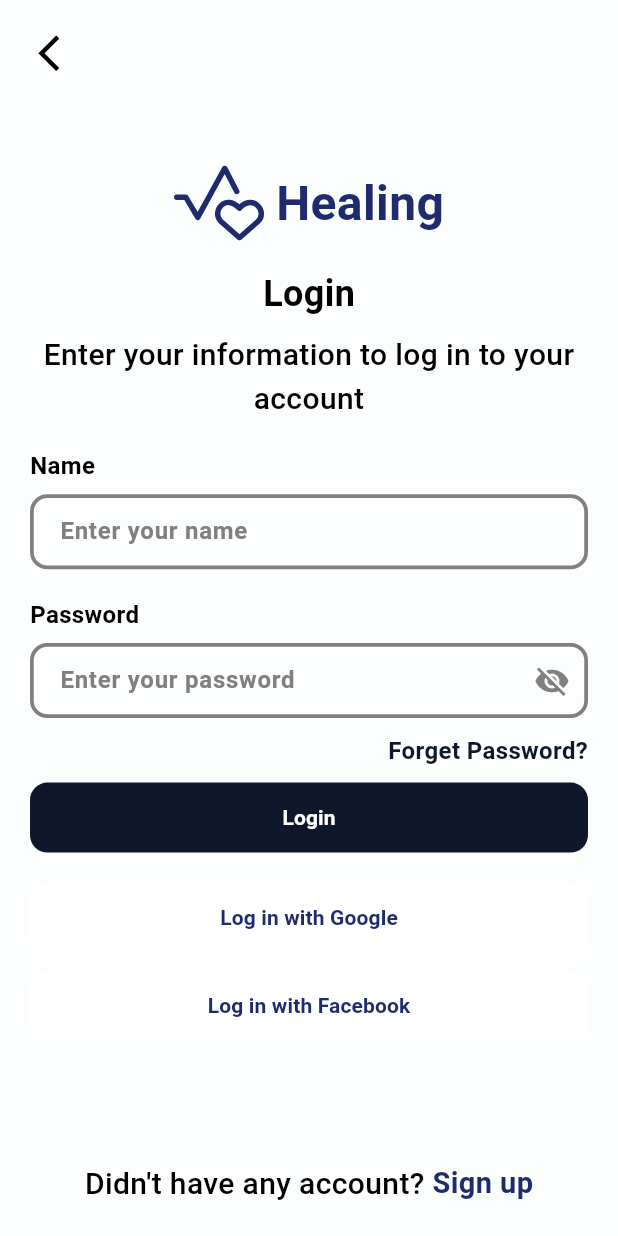
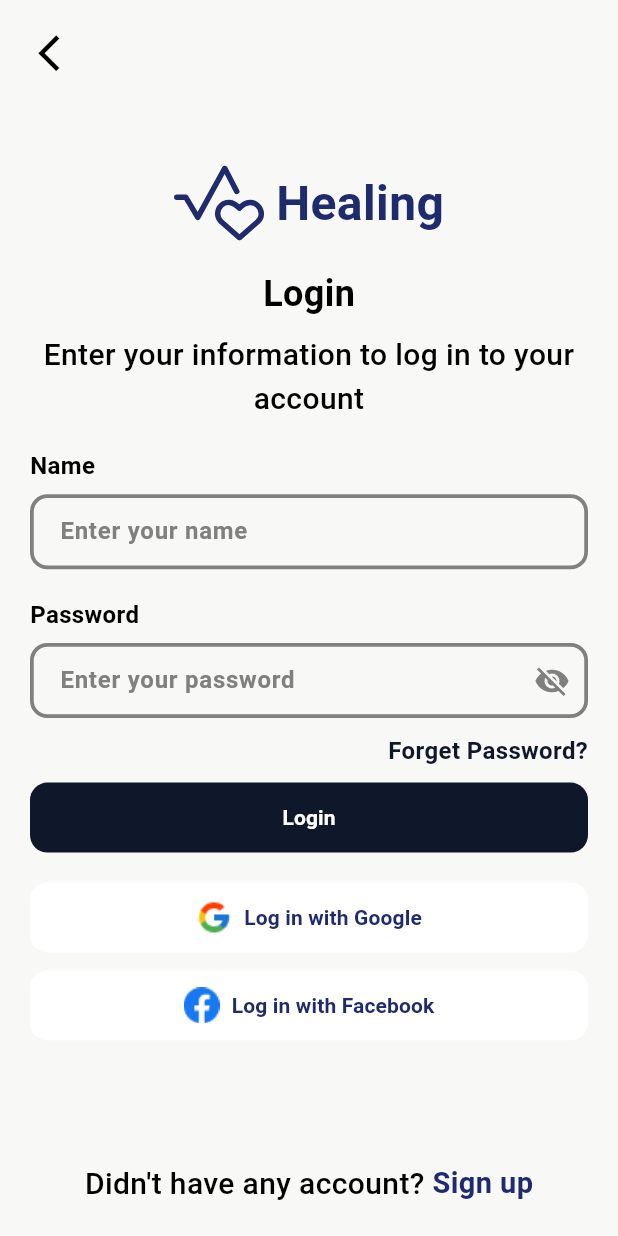
Before and after one commit to OmarSdowek/healing, a Flutter app: the PatientSignIn screen opened by its route, on a phone screen of 412 x 824 dp. Run offline on Flutter 3.47's test engine with Material 3 defaults, Android fonts, the phone set to English and light mode, and no system bars; our stand-ins replace bloc, dartz, dio, flutter_bloc, flutter_credit_card, flutter_screenutil and 3 more; accounts and stored records are empty.

Commit message:
add logo to sign in

```diff
--- a/lib/core/constant/assets_manger.dart
+++ b/lib/core/constant/assets_manger.dart
@@ -3,6 +3,9 @@ class AssetsManger {
   // Logos
   static const String logo = "assets/logo/logo.svg";
   static const String authLogo = "assets/logo/authlogo.png";
+  static const String googleLogo = "assets/logo/google.png";
+  static const String facebookLogo = "assets/logo/facebook.png";
+
 
 
   // Images onboarding
--- a/lib/core/widgets/custom_button.dart
+++ b/lib/core/widgets/custom_button.dart
@@ -57,7 +57,8 @@ class CustomButton extends StatelessWidget {
   }
 
   Widget _buildContent(BuildContext context) {
-    return Row(
+    return Center(
+      child: Row(
         mainAxisAlignment: MainAxisAlignment.center, // 🔥 توسيط
         children: [
           if (icon != null) ...[
@@ -73,6 +74,7 @@ class CustomButton extends StatelessWidget {
             ),
           ),
         ],
+      ),
     );
   }
 }
--- a/lib/features/patient/auth/presentatiion/views/patient_sign_in.dart
+++ b/lib/features/patient/auth/presentatiion/views/patient_sign_in.dart
@@ -18,7 +18,6 @@ class PatientSignIn extends StatelessWidget {
   @override
   Widget build(BuildContext context) {
     return Scaffold(
-      backgroundColor: AppColors.scaffoldBackground,
       body: SafeArea(
         child: Column(
           children: [
@@ -148,6 +147,8 @@ class PatientSignIn extends StatelessWidget {
                     outlined: false,
                     onPressed: () {
                     },
+                    icon: Image.asset(AssetsManger.googleLogo),
+
                   ),
                   const SizedBox(height: 12),
                   CustomButton(
@@ -158,6 +159,7 @@ class PatientSignIn extends StatelessWidget {
                     onPressed: () {
                       // Facebook Login
                     },
+                    icon: Image.asset(AssetsManger.facebookLogo),
                   ),
                 ],
               ),
```
Also changed, not shown: assets/logo/facebook.png (added), assets/logo/google.png (added). Lines whose indentation alone changed are shown as unchanged.
